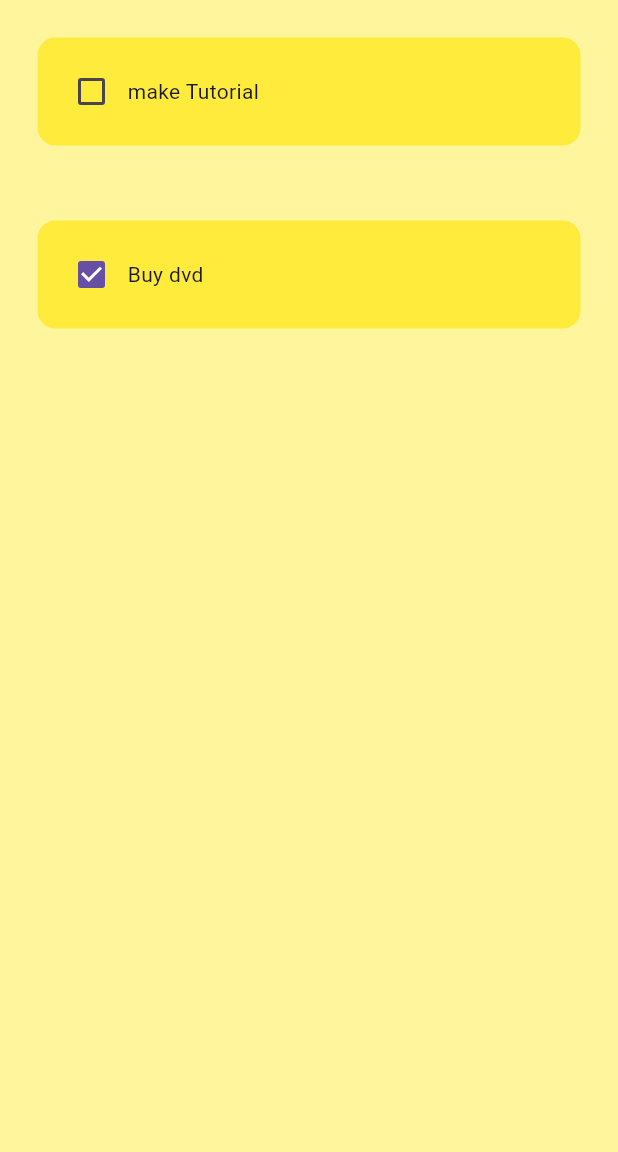
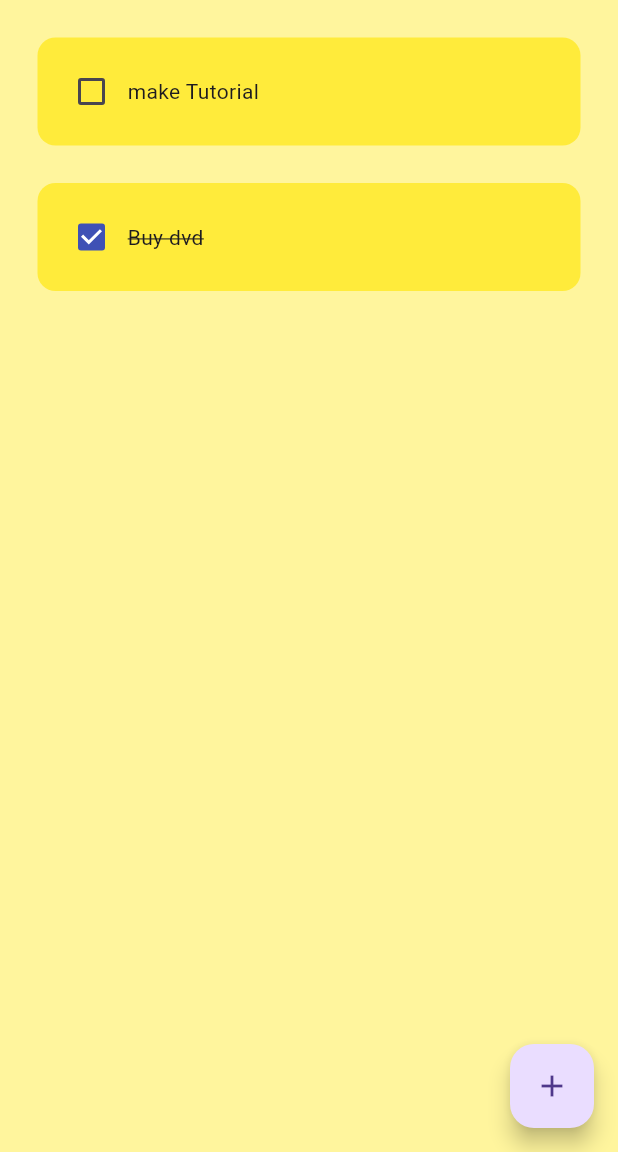
Before and after one commit to Baroucha1/ToDoApp_Flutter, a Flutter app: the screen it shows after launch, on a phone screen of 412 x 824 dp, the part 84-1236 px from its top. Run offline on Flutter 3.47's test engine with Material 3 defaults, Android fonts, the phone set to English and light mode, and no system bars; drawn by our look-alikes of flutter_slidable.

Commit message:
update
add
cancel
delete
tiles
buttonspage dialog
functions fixed

```diff
--- a/lib/main.dart
+++ b/lib/main.dart
@@ -19,7 +19,7 @@ class MyApp extends StatelessWidget {
     return MaterialApp(
       debugShowCheckedModeBanner: false,
       home: HomePage(),
-      theme: ThemeData(primarySwatch: Colors.yellow),
+
 
     );
   }
--- a/lib/util/todo_tile.dart
+++ b/lib/util/todo_tile.dart
@@ -1,33 +1,46 @@
 import 'package:flutter/material.dart';
+import 'package:flutter_slidable/flutter_slidable.dart';
 
 class ToDoTile extends StatelessWidget {
   final String taskName;
   final bool taskCompleted;
   Function (bool?)? onChanged;
-
+  Function (BuildContext)? deleteFunction;
   ToDoTile({super.key,
         required this.taskName,
         required this.taskCompleted,
-        required this.onChanged});
+        required this.onChanged,
+        required this.deleteFunction,});
 
   @override
   Widget build(BuildContext context) {
     return Padding(
-      padding: const EdgeInsets.all(25),
+      padding: const EdgeInsets.only(left: 25,right: 25,top: 25),
+      child: Slidable(
+        endActionPane: ActionPane(motion: StretchMotion(), children: [
+          SlidableAction(onPressed: deleteFunction,
+          icon: Icons.delete,
+          backgroundColor: Colors.redAccent ,),
+
+        ]),
         child: Container(
           padding: EdgeInsets.all(12),
           child: Row(
             children:  [
-            Checkbox(value: taskCompleted, onChanged: onChanged),
-
+              Checkbox(
+                  value: taskCompleted,
+                  onChanged: onChanged,
+                  activeColor: Colors.indigo,),
               // task name
-            Text(taskName),
+              Text(taskName,
+              style: TextStyle(decoration: taskCompleted ? TextDecoration.lineThrough : TextDecoration.none),),
             ],
           ),
           decoration: BoxDecoration(
             color: Colors.yellow,
             borderRadius: BorderRadius.circular(12),),
         ),
+      ),
     );
   }
 }
--- a/pubspec.yaml
+++ b/pubspec.yaml
@@ -35,7 +35,7 @@ dependencies:
   # The following adds the Cupertino Icons font to your application.
   # Use with the CupertinoIcons class for iOS style icons.
   cupertino_icons: ^1.0.8
-
+  flutter_slidable: ^3.1.1
 dev_dependencies:
   flutter_test:
     sdk: flutter
```
Also changed, not shown: lib/pages/home_page.dart (+36 -0 lines), lib/util/dialog_box.dart (added, +52 -0 lines), lib/util/my_button.dart (added, +18 -0 lines), pubspec.lock. Lines whose indentation alone changed are shown as unchanged.
